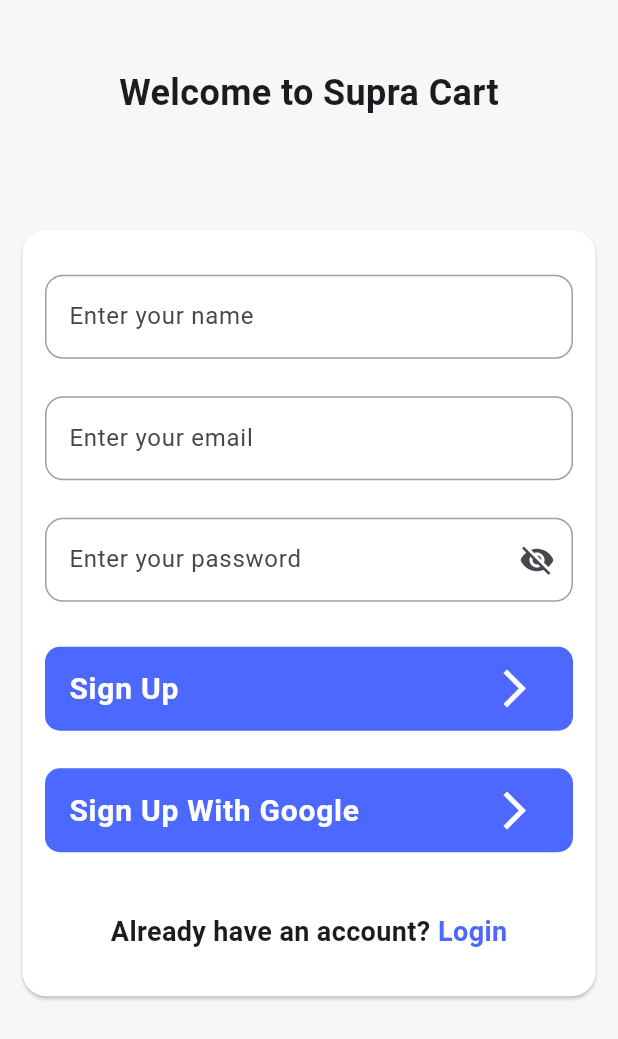
After one commit to EngAhmed20/Supra-Cart, a Flutter app: the SignUpView screen opened by its route, on a phone screen of 412 x 824 dp. The commit adds this screen. Shown: the top 1039 px of the screen. Run offline on Flutter 3.47's test engine with Material 3 defaults, Android fonts, the phone set to English and light mode, and no system bars.

Commit message:
sign up ui

```diff
--- a/lib/core/helper_function/on_generate_route.dart
+++ b/lib/core/helper_function/on_generate_route.dart
@@ -1,6 +1,7 @@
 import 'package:flutter/material.dart';
 import 'package:supra_cart/features/auth/ui/forget_pass_view.dart';
 import 'package:supra_cart/features/auth/ui/login_view.dart';
+import 'package:supra_cart/features/auth/ui/sign_up_view.dart';
 import 'package:supra_cart/features/splash/ui/splash_view.dart';
 
 Route<dynamic> onGenerateRoute(RouteSettings settings){
@@ -11,6 +12,8 @@
       return MaterialPageRoute(builder: (_) => const LoginView());
     case ForgetPassView.routeName:
       return MaterialPageRoute(builder: (_) => const ForgetPassView());
+    case SignUpView.routeName:
+      return MaterialPageRoute(builder: (_) => const SignUpView());
 
 
     default:
--- /dev/null
+++ b/lib/features/auth/ui/sign_up_view.dart
@@ -0,0 +1,18 @@
+import 'package:flutter/material.dart';
+import 'package:supra_cart/features/auth/ui/widgets/signup_view_body.dart';
+
+class SignUpView extends StatelessWidget {
+  const SignUpView({super.key});
+  static const String routeName = '/signUp';
+
+  @override
+  Widget build(BuildContext context) {
+    return Scaffold(
+      body: SafeArea(child: Padding(
+        padding: const EdgeInsets.symmetric(horizontal: 15,vertical: 15),
+        child: SignupViewBody(),
+      )),
+    );
+  }
+
+}
--- /dev/null
+++ b/lib/features/auth/ui/widgets/signup_view_body.dart
@@ -0,0 +1,115 @@
+import 'package:flutter/material.dart';
+
+import '../../../../core/style/app_colors.dart';
+import '../../../../core/style/app_text_styles.dart';
+import '../../../../core/widgets/custom_text_form.dart';
+import 'login_button.dart';
+
+class SignupViewBody extends StatefulWidget {
+  const SignupViewBody({super.key});
+
+  @override
+  State<SignupViewBody> createState() => _SignupViewBodyState();
+}
+
+class _SignupViewBodyState extends State<SignupViewBody> {
+  bool hidePass=true;
+  @override
+  Widget build(BuildContext context) {
+    return SingleChildScrollView(
+      child: Column(
+        children: [
+          const SizedBox(height: 30,),
+          const Text(
+            'Welcome to Supra Cart',
+            style: textStyle.Bold24,
+
+          ),
+          SizedBox(height: MediaQuery.of(context).size.height*.09,),
+          Card(
+            margin: EdgeInsets.zero,
+            color: AppColors.kWhiteColor,
+            shape: RoundedRectangleBorder(
+              borderRadius: BorderRadius.circular(16),
+            ),
+            child: Padding(
+              padding: const EdgeInsets.symmetric(horizontal: 15, vertical: 30),
+              child: Column(
+                mainAxisAlignment: MainAxisAlignment.center,
+                children: [
+                  CustomTextFormField(hintText: 'Enter your name',
+                    keyboardType: TextInputType.name,
+                    validator: (value) {
+                      if (value == null || value.isEmpty) {
+                        return 'Please enter your name';
+                      }
+                      return null;
+                    },
+                  ),
+                  const SizedBox(height: 25),
+                  CustomTextFormField(hintText: 'Enter your email',
+                    keyboardType: TextInputType.emailAddress,
+                    validator: (value) {
+                      if (value == null || value.isEmpty) {
+                        return 'Please enter your email';
+                      }
+                      return null;
+                    },
+                  ),
+                  const SizedBox(height: 25),
+                  CustomTextFormField(
+                    hintText: 'Enter your password',
+                    isPassword: true,
+                    obscureText: hidePass,
+                    onTogglePasswordVisibility: (){
+                      hidePass = !hidePass;
+                      setState(() {});
+                    },
+                    validator: (value) {
+                      if (value == null || value.length < 6) {
+                        return 'Password must be at least 6 characters';
+                      }
+                      return null;
+                    },
+                  ),
+
+                  const SizedBox(height: 30,),
+                  LoginButton(loginText: 'Sign Up',onTap: (){},),
+                  const SizedBox(height: 25,),
+                  LoginButton(loginText: 'Sign Up With Google',onTap: (){},),
+                  const SizedBox(height: 40,),
+                  Row(
+                    mainAxisAlignment: MainAxisAlignment.center,
+                    children: [
+                      Text('Already have an account?',
+                          style: textStyle.semiBold18
+                      ),
+                      const SizedBox(width: 5,),
+                      InkWell(
+                        onTap: () {
+                          Navigator.pop(context);
+                        },
+                        child: InkWell(
+                          child: Text('Login',
+                            style: textStyle.semiBold18.copyWith(
+                              color: AppColors.kPrimaryColor,
+                            ),
+                          ),
+                        ),
+                      ),
+                    ],
+                  ),
+                ],
+              ),
+            ),
+          ),
+
+
+
+
+        ],
+
+      ),
+    );
+  }
+}
```
